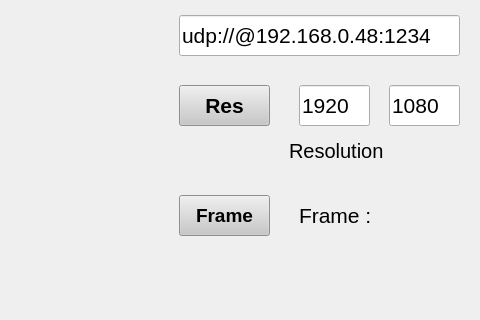
The window that mainwindow.ui (uyencorki/CHECK_FRAME) describes before a commit, drawn with Qt 5; both pictures show x 624 to 1104 and y 112 to 432 of the 1104 by 671 pixel window.
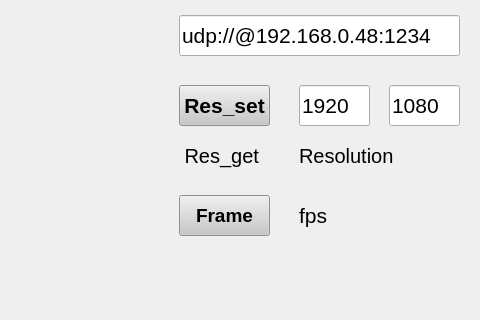
The same window after the commit.

```diff
--- a/mainwindow.ui
+++ b/mainwindow.ui
@@ -14,7 +14,7 @@
    <string>MainWindow</string>
   </property>
   <widget class="QWidget" name="centralWidget">
-   <layout class="QVBoxLayout" name="verticalLayout">
+   <layout class="QHBoxLayout" name="horizontalLayout_2">
     <item>
      <layout class="QHBoxLayout" name="horizontalLayout">
       <item>
@@ -79,10 +79,10 @@
         <widget class="QLabel" name="label_2">
          <property name="geometry">
           <rect>
-           <x>120</x>
+           <x>130</x>
            <y>200</y>
-           <width>171</width>
-           <height>31</height>
+           <width>161</width>
+           <height>41</height>
           </rect>
          </property>
          <property name="font">
@@ -132,7 +132,7 @@
           </font>
          </property>
          <property name="text">
-          <string>Frame : </string>
+          <string>fps</string>
          </property>
         </widget>
         <widget class="QLineEdit" name="lineEdit_camera_source">
@@ -232,7 +232,25 @@
           <string notr="true">background-color: rgb(200,200,200)</string>
          </property>
          <property name="text">
-          <string>Res</string>
+          <string>Res_set</string>
+         </property>
+        </widget>
+        <widget class="QLabel" name="label_Resolution_2">
+         <property name="geometry">
+          <rect>
+           <x>10</x>
+           <y>200</y>
+           <width>91</width>
+           <height>41</height>
+          </rect>
+         </property>
+         <property name="font">
+          <font>
+           <pointsize>15</pointsize>
+          </font>
+         </property>
+         <property name="text">
+          <string> Res_get</string>
          </property>
         </widget>
        </widget>
```
Left out of the diff: 6 changed lines with no effect on the pictures.
